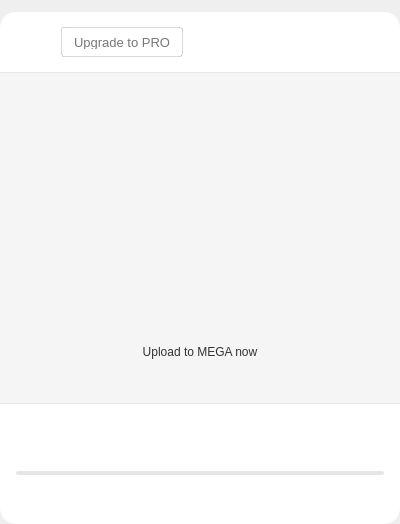
Above: src/MEGASync/gui/macx/InfoDialog.ui from meganz/MEGAsync before the change. Below: the same form after it.
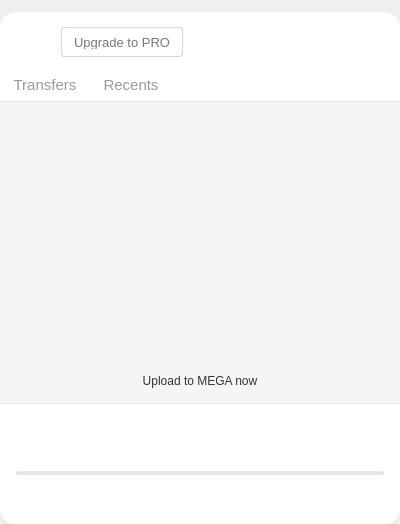
That is the form after the change. Icons and pictures are not drawn. Custom widgets are drawn as their Qt base class.

Commit message: Remove overlay and add tabs

What changed in the file:
```diff
--- a/src/MEGASync/gui/macx/InfoDialog.ui
+++ b/src/MEGASync/gui/macx/InfoDialog.ui
@@ -26,7 +26,16 @@
    <string/>
   </property>
   <property name="styleSheet">
-   <string notr="true">#bAvatar, #bState, #bDotUsedQuota, #bDotUsedStorage, #bMEGAheader, #bClockDown, #bClockUp, #bOQIcon
+   <string notr="true">#tTransfers, #tRecents
+{
+  font-family: &quot;Lato&quot;;
+  font-size: 15px;
+  color: rgba(0, 0, 0, 40%);;
+  padding: 0px 8px 0px 8px;
+  border: none;
+}
+
+#bAvatar, #bState, #bDotUsedQuota, #bDotUsedStorage, #bMEGAheader, #bClockDown, #bClockUp, #bOQIcon
 {
 	border: none;
 }
@@ -93,7 +102,7 @@
 padding-right: 0px;
 }
 
-#wSeparator, #wHeaderSeparator
+#wSeparator
 {
 background-color:  rgb(231, 231, 231);
 }
@@ -663,31 +672,6 @@
            </property>
           </widget>
          </item>
-         <item>
-          <widget class="QWidget" name="wHeaderSeparator" native="true">
-           <property name="sizePolicy">
-            <sizepolicy hsizetype="MinimumExpanding" vsizetype="MinimumExpanding">
-             <horstretch>0</horstretch>
-             <verstretch>0</verstretch>
-            </sizepolicy>
-           </property>
-           <property name="minimumSize">
-            <size>
-             <width>400</width>
-             <height>1</height>
-            </size>
-           </property>
-           <property name="maximumSize">
-            <size>
-             <width>400</width>
-             <height>1</height>
-            </size>
-           </property>
-           <property name="styleSheet">
-            <string notr="true"/>
-           </property>
-          </widget>
-         </item>
          <item>
           <widget class="QWidget" name="wActiveTransfersContainer" native="true">
            <property name="minimumSize">
@@ -705,7 +689,7 @@
            <property name="styleSheet">
             <string notr="true"/>
            </property>
-           <layout class="QHBoxLayout" name="horizontalLayout_8">
+           <layout class="QVBoxLayout" name="verticalLayout_15">
             <property name="spacing">
              <number>0</number>
             </property>
@@ -721,6 +705,246 @@
             <property name="bottomMargin">
              <number>0</number>
             </property>
+            <item>
+             <widget class="QWidget" name="wTabOptions" native="true">
+              <property name="minimumSize">
+               <size>
+                <width>0</width>
+                <height>30</height>
+               </size>
+              </property>
+              <property name="maximumSize">
+               <size>
+                <width>16777215</width>
+                <height>30</height>
+               </size>
+              </property>
+              <property name="styleSheet">
+               <string notr="true">#wTabOptions
+{
+   border-bottom: 1px solid rgb(231, 231, 231);
+}
+QToolButton
+{
+   border: none;
+}
+</string>
+              </property>
+              <layout class="QVBoxLayout" name="verticalLayout_18">
+               <property name="spacing">
+                <number>0</number>
+               </property>
+               <property name="leftMargin">
+                <number>0</number>
+               </property>
+               <property name="topMargin">
+                <number>0</number>
+               </property>
+               <property name="rightMargin">
+                <number>0</number>
+               </property>
+               <property name="bottomMargin">
+                <number>0</number>
+               </property>
+               <item>
+                <widget class="QWidget" name="wContainerTabOptions" native="true">
+                 <property name="minimumSize">
+                  <size>
+                   <width>0</width>
+                   <height>30</height>
+                  </size>
+                 </property>
+                 <property name="maximumSize">
+                  <size>
+                   <width>16777215</width>
+                   <height>30</height>
+                  </size>
+                 </property>
+                 <layout class="QHBoxLayout" name="horizontalLayout_13">
+                  <property name="spacing">
+                   <number>0</number>
+                  </property>
+                  <property name="leftMargin">
+                   <number>0</number>
+                  </property>
+                  <property name="topMargin">
+                   <number>0</number>
+                  </property>
+                  <property name="rightMargin">
+                   <number>0</number>
+                  </property>
+                  <property name="bottomMargin">
+                   <number>0</number>
+                  </property>
+                  <item>
+                   <widget class="QWidget" name="wTransfers" native="true">
+                    <property name="minimumSize">
+                     <size>
+                      <width>0</width>
+                      <height>30</height>
+                     </size>
+                    </property>
+                    <property name="maximumSize">
+                     <size>
+                      <width>16777215</width>
+                      <height>30</height>
+                     </size>
+                    </property>
+                    <layout class="QVBoxLayout" name="verticalLayout_16">
+                     <property name="spacing">
+                      <number>5</number>
+                     </property>
+                     <property name="leftMargin">
+                      <number>0</number>
+                     </property>
+                     <property name="topMargin">
+                      <number>0</number>
+                     </property>
+                     <property name="rightMargin">
+                      <number>0</number>
+                     </property>
+                     <property name="bottomMargin">
+                      <number>0</number>
+                     </property>
+                     <item>
+                      <spacer name="verticalSpacer_3">
+                       <property name="orientation">
+                        <enum>Qt::Vertical</enum>
+                       </property>
+                       <property name="sizeHint" stdset="0">
+                        <size>
+                         <width>20</width>
+                         <height>40</height>
+                        </size>
+                       </property>
+                      </spacer>
+                     </item>
+                     <item>
+                      <widget class="QToolButton" name="tTransfers">
+                       <property name="text">
+                        <string>Transfers</string>
+                       </property>
+                      </widget>
+                     </item>
+                     <item>
+                      <widget class="QLabel" name="lTransfers">
+                       <property name="minimumSize">
+                        <size>
+                         <width>0</width>
+                         <height>2</height>
+                        </size>
+                       </property>
+                       <property name="maximumSize">
+                        <size>
+                         <width>16777215</width>
+                         <height>2</height>
+                        </size>
+                       </property>
+                       <property name="text">
+                        <string/>
+                       </property>
+                      </widget>
+                     </item>
+                    </layout>
+                   </widget>
+                  </item>
+                  <item>
+                   <widget class="QWidget" name="wRecents" native="true">
+                    <property name="minimumSize">
+                     <size>
+                      <width>0</width>
+                      <height>30</height>
+                     </size>
+                    </property>
+                    <property name="maximumSize">
+                     <size>
+                      <width>16777215</width>
+                      <height>30</height>
+                     </size>
+                    </property>
+                    <property name="styleSheet">
+                     <string notr="true"/>
+                    </property>
+                    <layout class="QVBoxLayout" name="verticalLayout_17">
+                     <property name="spacing">
+                      <number>5</number>
+                     </property>
+                     <property name="leftMargin">
+                      <number>0</number>
+                     </property>
+                     <property name="topMargin">
+                      <number>0</number>
+                     </property>
+                     <property name="rightMargin">
+                      <number>0</number>
+                     </property>
+                     <property name="bottomMargin">
+                      <number>0</number>
+                     </property>
+                     <item>
+                      <spacer name="verticalSpacer_2">
+                       <property name="orientation">
+                        <enum>Qt::Vertical</enum>
+                       </property>
+                       <property name="sizeHint" stdset="0">
+                        <size>
+                         <width>20</width>
+                         <height>40</height>
+                        </size>
+                       </property>
+                      </spacer>
+                     </item>
+                     <item>
+                      <widget class="QToolButton" name="tRecents">
+                       <property name="text">
+                        <string>Recents</string>
+                       </property>
+                      </widget>
+                     </item>
+                     <item>
+                      <widget class="QLabel" name="lRecents">
+                       <property name="minimumSize">
+                        <size>
+                         <width>0</width>
+                         <height>2</height>
+                        </size>
+                       </property>
+                       <property name="maximumSize">
+                        <size>
+                         <width>16777215</width>
+                         <height>2</height>
+                        </size>
+                       </property>
+                       <property name="styleSheet">
+                        <string notr="true"/>
+                       </property>
+                       <property name="text">
+                        <string/>
+                       </property>
+                      </widget>
+                     </item>
+                    </layout>
+                   </widget>
+                  </item>
+                  <item>
+                   <spacer name="horizontalSpacer_12">
+                    <property name="orientation">
+                     <enum>Qt::Horizontal</enum>
+                    </property>
+                    <property name="sizeHint" stdset="0">
+                     <size>
+                      <width>213</width>
+                      <height>20</height>
+                     </size>
+                    </property>
+                   </spacer>
+                  </item>
+                 </layout>
+                </widget>
+               </item>
+              </layout>
+             </widget>
+            </item>
             <item>
              <widget class="QStackedWidget" name="sActiveTransfers">
               <property name="minimumSize">
```
Left out of the diff: 16 changed lines with no effect on the pictures. The commit also changes 2 other files.
